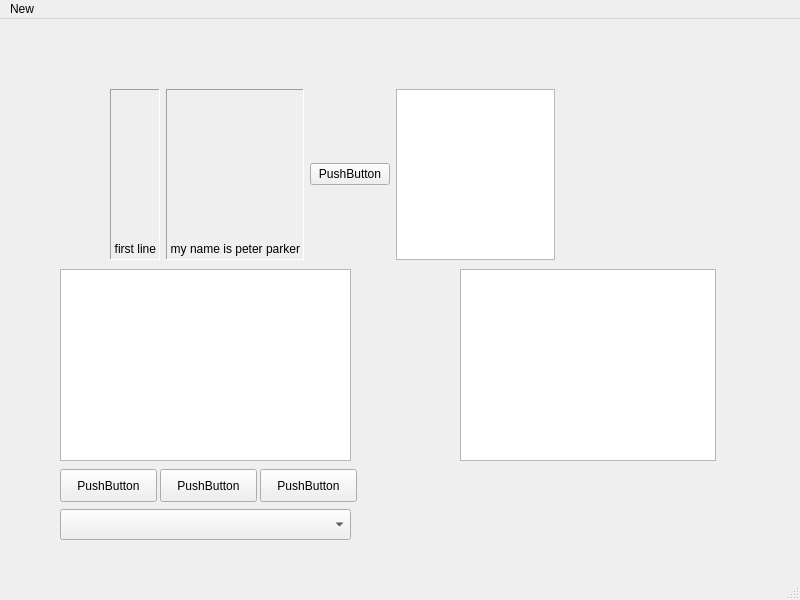
This is mainwindow.ui in ardieMejia/CPP-Qt-user-management-app as Qt 5 draws it before an edit. The edited form follows.
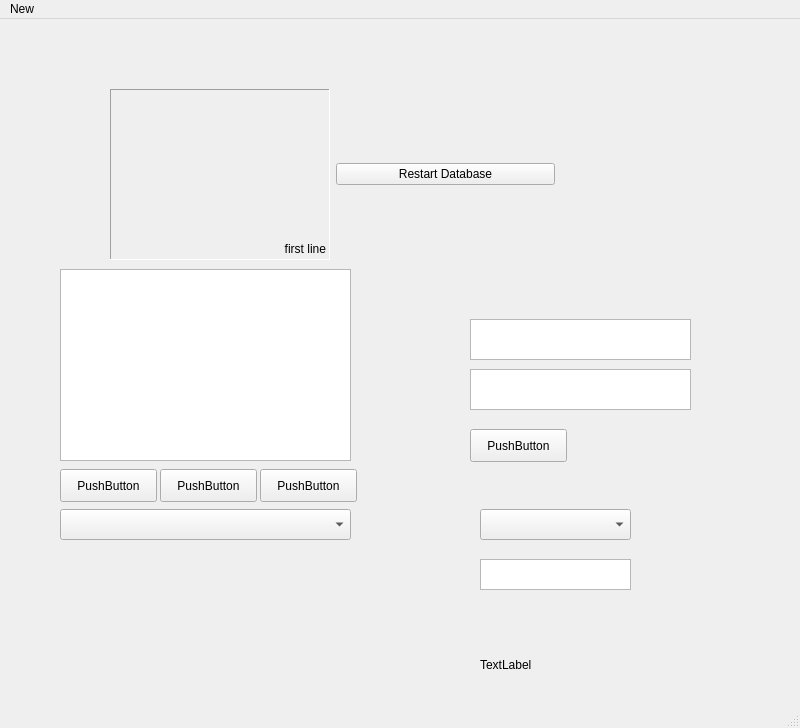
This is the edited form.

```diff
--- a/mainwindow.ui
+++ b/mainwindow.ui
@@ -7,7 +7,7 @@
     <x>0</x>
     <y>0</y>
     <width>800</width>
-    <height>600</height>
+    <height>728</height>
    </rect>
   </property>
   <property name="windowTitle">
@@ -40,44 +40,15 @@
        </property>
       </widget>
      </item>
-     <item>
-      <widget class="QLabel" name="label">
-       <property name="frameShape">
-        <enum>QFrame::Panel</enum>
-       </property>
-       <property name="frameShadow">
-        <enum>QFrame::Sunken</enum>
-       </property>
-       <property name="text">
-        <string>my name is peter parker</string>
-       </property>
-       <property name="alignment">
-        <set>Qt::AlignBottom|Qt::AlignRight|Qt::AlignTrailing</set>
-       </property>
-      </widget>
-     </item>
      <item>
       <widget class="QPushButton" name="pushButton">
        <property name="text">
-        <string>PushButton</string>
+        <string>Restart Database</string>
        </property>
       </widget>
      </item>
-     <item>
-      <widget class="QTextEdit" name="textEdit"/>
-     </item>
     </layout>
    </widget>
-   <widget class="QTableView" name="tableView">
-    <property name="geometry">
-     <rect>
-      <x>460</x>
-      <y>250</y>
-      <width>256</width>
-      <height>192</height>
-     </rect>
-    </property>
-   </widget>
    <widget class="QListView" name="listView">
     <property name="geometry">
      <rect>
@@ -137,6 +108,72 @@
      </rect>
     </property>
    </widget>
+   <widget class="QComboBox" name="comboBox_ssync">
+    <property name="geometry">
+     <rect>
+      <x>480</x>
+      <y>490</y>
+      <width>151</width>
+      <height>31</height>
+     </rect>
+    </property>
+   </widget>
+   <widget class="QTextEdit" name="textEdit_ssync">
+    <property name="geometry">
+     <rect>
+      <x>480</x>
+      <y>540</y>
+      <width>151</width>
+      <height>31</height>
+     </rect>
+    </property>
+   </widget>
+   <widget class="QLabel" name="label_ssync">
+    <property name="geometry">
+     <rect>
+      <x>480</x>
+      <y>630</y>
+      <width>151</width>
+      <height>31</height>
+     </rect>
+    </property>
+    <property name="text">
+     <string>TextLabel</string>
+    </property>
+   </widget>
+   <widget class="QTextEdit" name="textEdit_name">
+    <property name="geometry">
+     <rect>
+      <x>470</x>
+      <y>300</y>
+      <width>221</width>
+      <height>41</height>
+     </rect>
+    </property>
+   </widget>
+   <widget class="QTextEdit" name="textEdit_age">
+    <property name="geometry">
+     <rect>
+      <x>470</x>
+      <y>350</y>
+      <width>221</width>
+      <height>41</height>
+     </rect>
+    </property>
+   </widget>
+   <widget class="QPushButton" name="button_saveUser">
+    <property name="geometry">
+     <rect>
+      <x>470</x>
+      <y>410</y>
+      <width>97</width>
+      <height>33</height>
+     </rect>
+    </property>
+    <property name="text">
+     <string>PushButton</string>
+    </property>
+   </widget>
   </widget>
   <widget class="QMenuBar" name="menubar">
    <property name="geometry">
```
